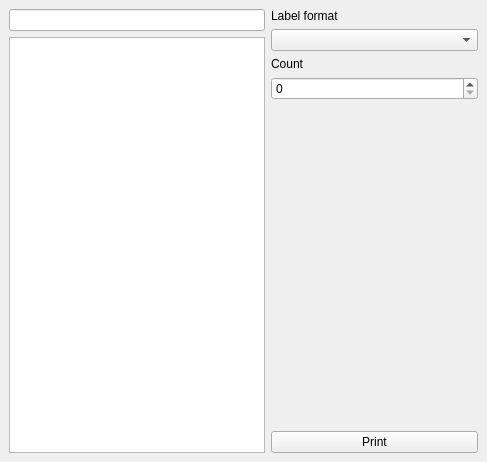
This is mainwindow.ui in gusya1/PrintLabelMS as Qt 5 draws it before an edit. The edited form follows.
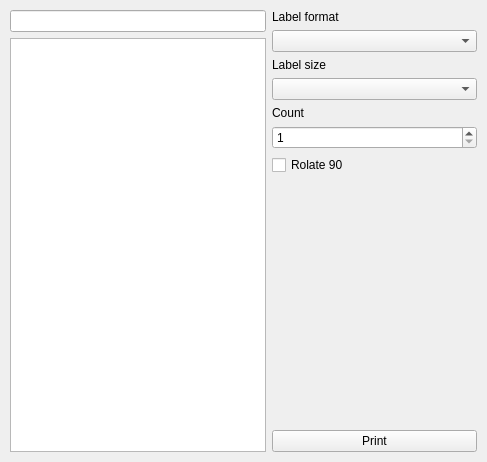
This is the edited form.

The edit to the form file:
```diff
--- a/mainwindow.ui
+++ b/mainwindow.ui
@@ -15,6 +15,18 @@
   </property>
   <widget class="QWidget" name="centralwidget">
    <layout class="QGridLayout" name="gridLayout_2">
+    <property name="leftMargin">
+     <number>10</number>
+    </property>
+    <property name="topMargin">
+     <number>10</number>
+    </property>
+    <property name="rightMargin">
+     <number>10</number>
+    </property>
+    <property name="bottomMargin">
+     <number>10</number>
+    </property>
     <item row="0" column="0">
      <layout class="QGridLayout" name="gridLayout">
       <item row="1" column="0" colspan="2">
@@ -44,6 +56,16 @@
         </property>
        </widget>
       </item>
+      <item>
+       <widget class="QLabel" name="label_3">
+        <property name="text">
+         <string>Label size</string>
+        </property>
+       </widget>
+      </item>
+      <item>
+       <widget class="QComboBox" name="comboLabelSize"/>
+      </item>
       <item>
        <widget class="QLabel" name="label_2">
         <property name="text">
@@ -52,7 +74,21 @@
        </widget>
       </item>
       <item>
-       <widget class="QSpinBox" name="spinBox"/>
+       <widget class="QSpinBox" name="spinCount">
+        <property name="minimum">
+         <number>1</number>
+        </property>
+        <property name="maximum">
+         <number>100</number>
+        </property>
+       </widget>
+      </item>
+      <item>
+       <widget class="QCheckBox" name="checkRotate90">
+        <property name="text">
+         <string>Rolate 90</string>
+        </property>
+       </widget>
       </item>
       <item>
        <spacer name="verticalSpacer">
```
Left out of the diff: 4 changed lines with no effect on the pictures.
